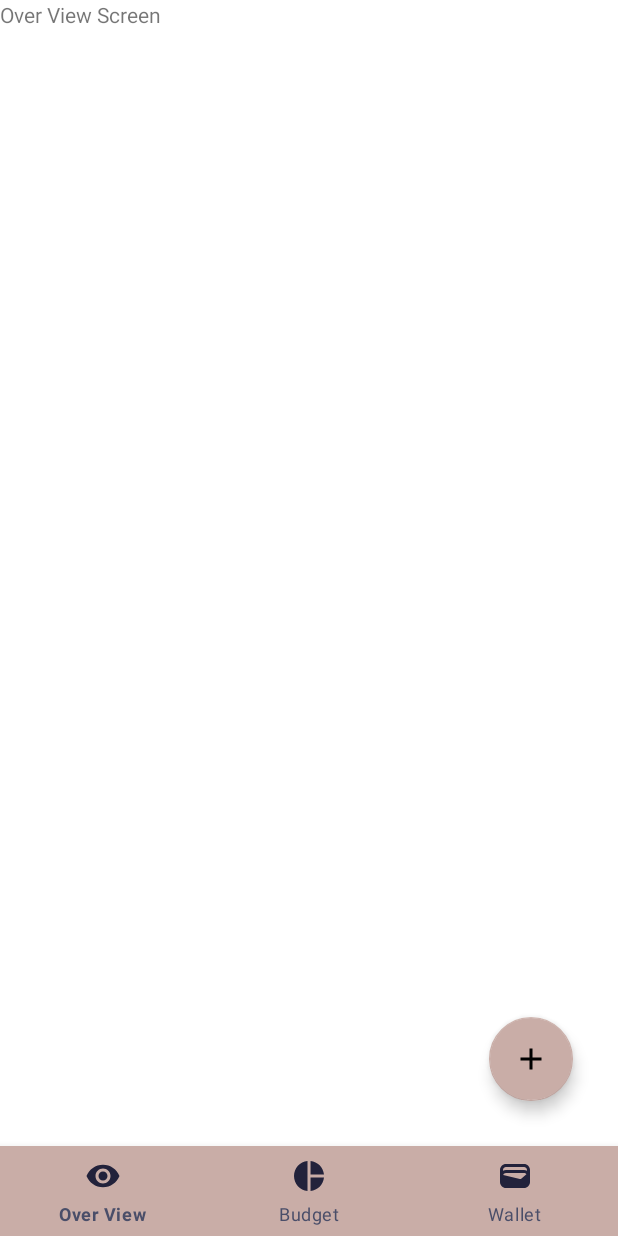
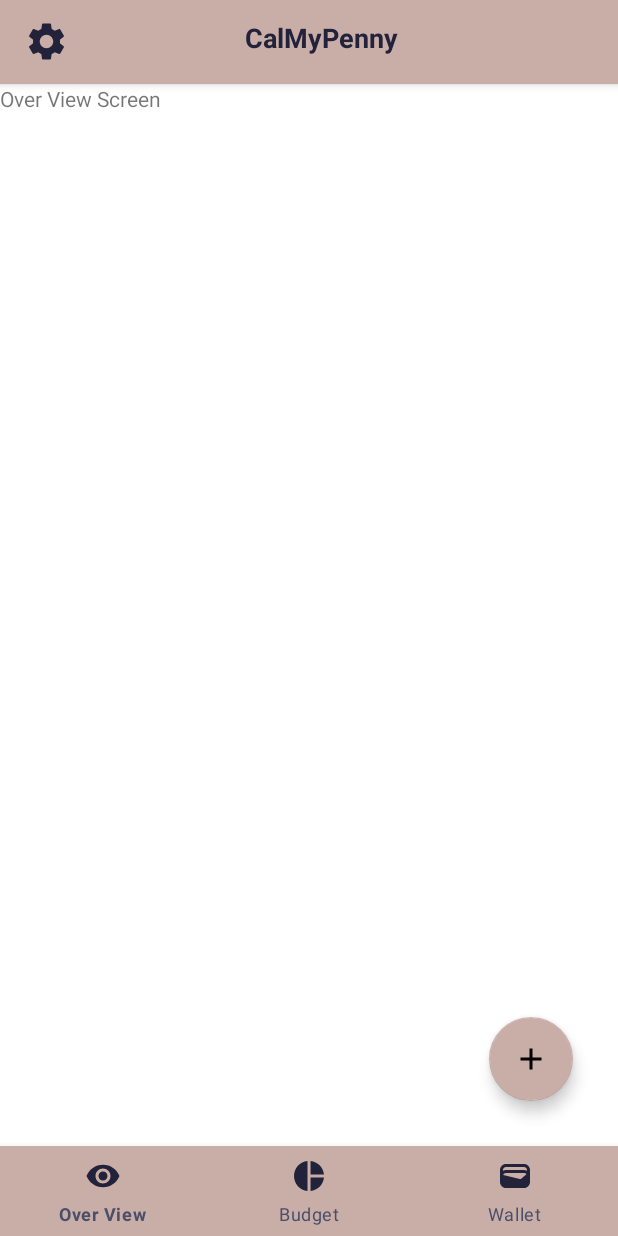
Before and after one commit to saymanrifat/CalMyPenny, an Android app: the screen it shows after launch (HomeActivity), on a phone screen of 412 x 824 dp. Run offline under Robolectric (Android 15) with nearby library versions, the phone set to English and light mode, and no system bars.

Commit message:
UI Improved

```diff
--- a/app/src/main/java/com/ounicsoft/calmypenny/view/HomeActivity.kt
+++ b/app/src/main/java/com/ounicsoft/calmypenny/view/HomeActivity.kt
@@ -1,8 +1,10 @@
 package com.ounicsoft.calmypenny.view
 
 import android.content.Intent
+import android.os.Bundle
+import android.view.MenuItem
+import android.widget.Toast
 import androidx.appcompat.app.AppCompatActivity
-import android.os.Bundle
 import androidx.fragment.app.Fragment
 import com.ounicsoft.calmypenny.R
 import com.ounicsoft.calmypenny.databinding.ActivityHomeBinding
@@ -10,12 +12,14 @@ import com.ounicsoft.calmypenny.view.home.BudgetFragment
 import com.ounicsoft.calmypenny.view.home.OverViewFragment
 import com.ounicsoft.calmypenny.view.home.WalletFragment
 
+
 class HomeActivity : AppCompatActivity() {
 
     private lateinit var binding: ActivityHomeBinding
     private var overViewFragment: OverViewFragment = OverViewFragment()
     private var budgetFragment: BudgetFragment = BudgetFragment()
     private var walletFragment: WalletFragment = WalletFragment()
+    private lateinit var toast: Toast
     override fun onCreate(savedInstanceState: Bundle?) {
         super.onCreate(savedInstanceState)
         binding = ActivityHomeBinding.inflate(layoutInflater)
@@ -25,6 +29,12 @@ class HomeActivity : AppCompatActivity() {
         handleBottomClickListener()
         //Handle Add Entry Click Listen
         goToAddEntryActivity()
+        //Handle Menu Click Listen
+        onMenuSelected()
+        // The Toolbar defined in the layout has the id "my_toolbar".
+        setSupportActionBar(binding.homeToolbar)
+        //Initialize Toast
+        toast = Toast(this)
 
 
     }
@@ -52,4 +62,16 @@ class HomeActivity : AppCompatActivity() {
             startActivity(Intent(this, AddEntryActivity::class.java))
         }
     }
+
+    private fun onMenuSelected() {
+        binding.btnSettings.setOnClickListener {
+            showToast("Setting is Ok")
+        }
+    }
+
+    private fun showToast(text: String) {
+        toast.cancel()
+        toast = Toast.makeText(this, text, Toast.LENGTH_LONG)
+        toast.show()
+    }
 }
--- /dev/null
+++ b/app/src/main/res/drawable/ic_settings.xml
@@ -0,0 +1,10 @@
+<vector xmlns:android="http://schemas.android.com/apk/res/android"
+    android:width="30dp"
+    android:height="30dp"
+    android:tint="@color/blue_sapphire"
+    android:viewportWidth="24"
+    android:viewportHeight="24">
+    <path
+        android:fillColor="@android:color/white"
+        android:pathData="M19.14,12.94c0.04,-0.3 0.06,-0.61 0.06,-0.94c0,-0.32 -0.02,-0.64 -0.07,-0.94l2.03,-1.58c0.18,-0.14 0.23,-0.41 0.12,-0.61l-1.92,-3.32c-0.12,-0.22 -0.37,-0.29 -0.59,-0.22l-2.39,0.96c-0.5,-0.38 -1.03,-0.7 -1.62,-0.94L14.4,2.81c-0.04,-0.24 -0.24,-0.41 -0.48,-0.41h-3.84c-0.24,0 -0.43,0.17 -0.47,0.41L9.25,5.35C8.66,5.59 8.12,5.92 7.63,6.29L5.24,5.33c-0.22,-0.08 -0.47,0 -0.59,0.22L2.74,8.87C2.62,9.08 2.66,9.34 2.86,9.48l2.03,1.58C4.84,11.36 4.8,11.69 4.8,12s0.02,0.64 0.07,0.94l-2.03,1.58c-0.18,0.14 -0.23,0.41 -0.12,0.61l1.92,3.32c0.12,0.22 0.37,0.29 0.59,0.22l2.39,-0.96c0.5,0.38 1.03,0.7 1.62,0.94l0.36,2.54c0.05,0.24 0.24,0.41 0.48,0.41h3.84c0.24,0 0.44,-0.17 0.47,-0.41l0.36,-2.54c0.59,-0.24 1.13,-0.56 1.62,-0.94l2.39,0.96c0.22,0.08 0.47,0 0.59,-0.22l1.92,-3.32c0.12,-0.22 0.07,-0.47 -0.12,-0.61L19.14,12.94zM12,15.6c-1.98,0 -3.6,-1.62 -3.6,-3.6s1.62,-3.6 3.6,-3.6s3.6,1.62 3.6,3.6S13.98,15.6 12,15.6z" />
+</vector>
--- a/app/src/main/res/layout/activity_home.xml
+++ b/app/src/main/res/layout/activity_home.xml
@@ -5,6 +5,44 @@
     android:layout_width="match_parent"
     android:layout_height="match_parent"
     tools:context=".view.HomeActivity">
+
+    <androidx.appcompat.widget.Toolbar
+        android:id="@+id/homeToolbar"
+        android:layout_width="match_parent"
+        android:layout_height="?attr/actionBarSize"
+        android:background="@color/cameo"
+        android:elevation="4dp"
+        android:theme="@style/ThemeOverlay.AppCompat.ActionBar"
+        app:layout_constraintEnd_toEndOf="parent"
+        app:layout_constraintStart_toStartOf="parent"
+        app:layout_constraintTop_toTopOf="parent"
+        app:popupTheme="@style/ThemeOverlay.AppCompat.Light">
+
+        <RelativeLayout
+            android:layout_width="match_parent"
+            android:layout_height="wrap_content">
+
+            <ImageButton
+                android:id="@+id/btn_settings"
+                android:layout_width="wrap_content"
+                android:layout_height="wrap_content"
+                android:layout_alignParentStart="true"
+                android:background="@color/cameo"
+                android:contentDescription="@string/app_name"
+                android:src="@drawable/ic_settings" />
+
+            <TextView
+                android:layout_width="wrap_content"
+                android:layout_height="wrap_content"
+                android:layout_alignParentStart="true"
+                android:layout_alignParentEnd="true"
+                android:gravity="center"
+                android:text="@string/app_name"
+                android:textColor="@color/blue_sapphire"
+                android:textSize="18sp"
+                android:textStyle="bold" />
+        </RelativeLayout>
+    </androidx.appcompat.widget.Toolbar>
 
     <FrameLayout
         android:id="@+id/home_HostFragment"
@@ -14,7 +52,7 @@
         app:layout_constraintEnd_toEndOf="parent"
         app:layout_constraintHorizontal_bias="0.5"
         app:layout_constraintStart_toStartOf="parent"
-        app:layout_constraintTop_toTopOf="parent" />
+        app:layout_constraintTop_toBottomOf="@+id/homeToolbar" />
 
     <com.google.android.material.bottomnavigation.BottomNavigationView
         android:id="@+id/bottomNavigationView"
```
Also changed, not shown: app/src/main/res/layout/custom_back_toolbar.xml (added, +10 -0 lines), app/src/main/res/menu/home_menu.xml (added, +9 -0 lines).
